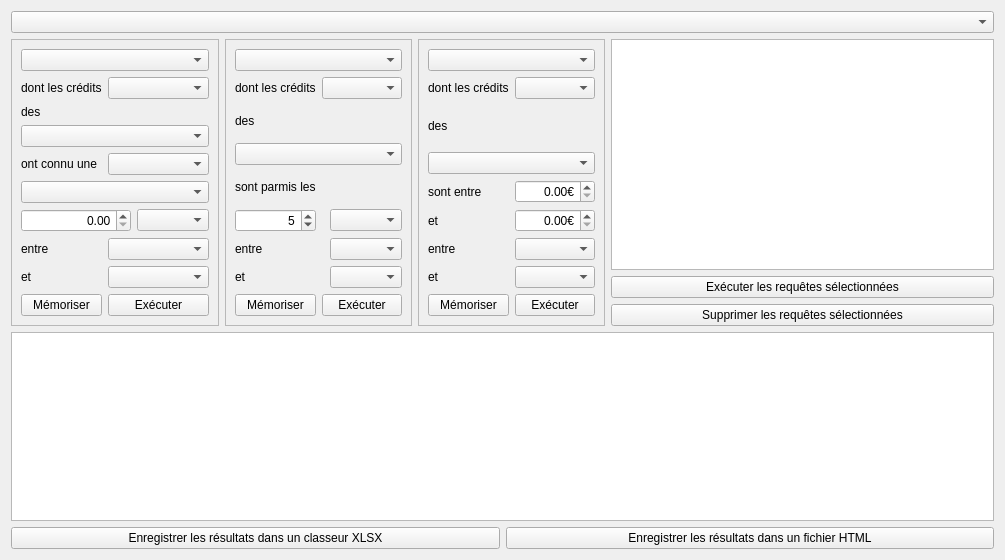
GiPiLab/ProtonClassicSuite, file formqueries.ui: the form before one commit.
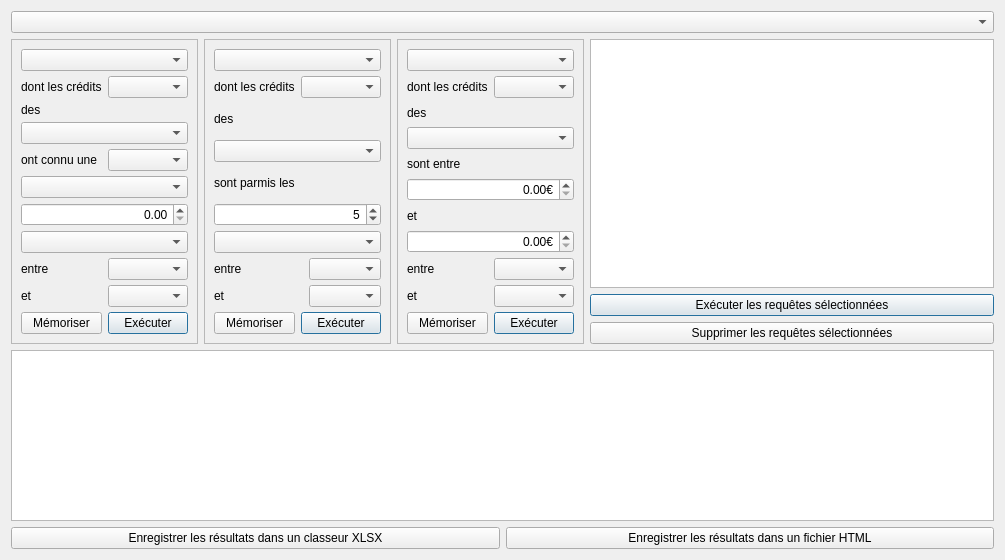
The form after the commit. Icons and pictures are not drawn.

The edit to the form file:
```diff
--- a/formqueries.ui
+++ b/formqueries.ui
@@ -36,6 +36,9 @@
       <enum>QFrame::Raised</enum>
      </property>
      <layout class="QGridLayout" name="gridLayout_3">
+      <property name="verticalSpacing">
+       <number>5</number>
+      </property>
       <item row="2" column="0">
        <widget class="QLabel" name="label_10">
         <property name="text">
@@ -50,14 +53,14 @@
         </property>
        </widget>
       </item>
-      <item row="6" column="0">
+      <item row="7" column="0">
        <widget class="QLabel" name="label_12">
         <property name="text">
          <string>entre</string>
         </property>
        </widget>
       </item>
-      <item row="7" column="0">
+      <item row="8" column="0">
        <widget class="QLabel" name="label_13">
         <property name="text">
          <string>et</string>
@@ -67,40 +70,46 @@
       <item row="3" column="0" colspan="3">
        <widget class="QComboBox" name="comboBoxDFRFDIRI_2"/>
       </item>
-      <item row="7" column="2">
-       <widget class="QComboBox" name="comboBoxYear2_2"/>
-      </item>
-      <item row="1" column="0">
-       <widget class="QLabel" name="label_9">
-        <property name="text">
-         <string>dont les crédits</string>
-        </property>
-       </widget>
-      </item>
-      <item row="8" column="1" colspan="2">
+      <item row="9" column="1" colspan="2">
        <widget class="QPushButton" name="pushButtonExecReqRank">
         <property name="text">
          <string>Exécuter</string>
         </property>
+        <property name="default">
+         <bool>true</bool>
+        </property>
        </widget>
       </item>
-      <item row="8" column="0">
+      <item row="1" column="0">
+       <widget class="QLabel" name="label_9">
+        <property name="text">
+         <string>dont les crédits</string>
+        </property>
+        <property name="buddy">
+         <cstring>comboBoxORED_2</cstring>
+        </property>
+       </widget>
+      </item>
+      <item row="8" column="2">
+       <widget class="QComboBox" name="comboBoxYear2_2"/>
+      </item>
+      <item row="9" column="0">
        <widget class="QPushButton" name="pushButtonSaveReqRank">
         <property name="text">
          <string>Mémoriser</string>
         </property>
        </widget>
       </item>
-      <item row="6" column="2">
+      <item row="7" column="2">
        <widget class="QComboBox" name="comboBoxYear1_2"/>
       </item>
       <item row="0" column="0" colspan="3">
        <widget class="QComboBox" name="comboBoxTypes_2"/>
       </item>
-      <item row="5" column="2">
-       <widget class="QComboBox" name="comboBoxBiggerSmaller"/>
+      <item row="1" column="1" colspan="2">
+       <widget class="QComboBox" name="comboBoxORED_2"/>
       </item>
-      <item row="5" column="0">
+      <item row="5" column="0" colspan="3">
        <widget class="QSpinBox" name="spinBoxNumRank">
         <property name="alignment">
          <set>Qt::AlignRight|Qt::AlignTrailing|Qt::AlignVCenter</set>
@@ -119,8 +128,8 @@
         </property>
        </widget>
       </item>
-      <item row="1" column="1" colspan="2">
-       <widget class="QComboBox" name="comboBoxORED_2"/>
+      <item row="6" column="0" colspan="3">
+       <widget class="QComboBox" name="comboBoxBiggerSmaller"/>
       </item>
      </layout>
     </widget>
@@ -151,6 +160,9 @@
        <property name="text">
         <string>Exécuter les requêtes sélectionnées</string>
        </property>
+       <property name="default">
+        <bool>true</bool>
+       </property>
       </widget>
      </item>
      <item>
@@ -225,6 +237,9 @@
       <enum>QFrame::Raised</enum>
      </property>
      <layout class="QGridLayout" name="gridLayout_4">
+      <property name="verticalSpacing">
+       <number>5</number>
+      </property>
       <item row="1" column="0">
        <widget class="QLabel" name="label_16">
         <property name="text">
@@ -294,28 +309,12 @@
         <property name="text">
          <string>Exécuter</string>
         </property>
-       </widget>
-      </item>
-      <item row="8" column="1">
-       <widget class="QDoubleSpinBox" name="doubleSpinBox_3">
-        <property name="alignment">
-         <set>Qt::AlignRight|Qt::AlignTrailing|Qt::AlignVCenter</set>
-        </property>
-        <property name="accelerated">
+        <property name="default">
          <bool>true</bool>
         </property>
-        <property name="correctionMode">
-         <enum>QAbstractSpinBox::CorrectToNearestValue</enum>
-        </property>
-        <property name="showGroupSeparator" stdset="0">
-         <bool>true</bool>
-        </property>
-        <property name="suffix">
-         <string>€</string>
-        </property>
        </widget>
       </item>
-      <item row="6" column="1">
+      <item row="7" column="0" colspan="2">
        <widget class="QDoubleSpinBox" name="doubleSpinBox_2">
         <property name="alignment">
          <set>Qt::AlignRight|Qt::AlignTrailing|Qt::AlignVCenter</set>
@@ -334,6 +333,25 @@
         </property>
        </widget>
       </item>
+      <item row="9" column="0" colspan="2">
+       <widget class="QDoubleSpinBox" name="doubleSpinBox_3">
+        <property name="alignment">
+         <set>Qt::AlignRight|Qt::AlignTrailing|Qt::AlignVCenter</set>
+        </property>
+        <property name="accelerated">
+         <bool>true</bool>
+        </property>
+        <property name="correctionMode">
+         <enum>QAbstractSpinBox::CorrectToNearestValue</enum>
+        </property>
+        <property name="showGroupSeparator" stdset="0">
+         <bool>true</bool>
+        </property>
+        <property name="suffix">
+         <string>€</string>
+        </property>
+       </widget>
+      </item>
      </layout>
     </widget>
    </item>
@@ -355,14 +373,23 @@
       <enum>QFrame::Raised</enum>
      </property>
      <layout class="QGridLayout" name="gridLayout_2">
+      <property name="verticalSpacing">
+       <number>5</number>
+      </property>
+      <item row="7" column="0" colspan="4">
+       <widget class="QComboBox" name="comboBoxPercentEuro"/>
+      </item>
       <item row="4" column="1" colspan="3">
        <widget class="QComboBox" name="comboBoxAugDim"/>
       </item>
-      <item row="9" column="1" colspan="3">
+      <item row="10" column="1" colspan="3">
        <widget class="QPushButton" name="pushButtonExecReqVariation">
         <property name="text">
          <string>Exécuter</string>
         </property>
+        <property name="default">
+         <bool>true</bool>
+        </property>
        </widget>
       </item>
       <item row="4" column="0">
@@ -372,7 +399,7 @@
         </property>
        </widget>
       </item>
-      <item row="7" column="1" colspan="3">
+      <item row="8" column="1" colspan="3">
        <widget class="QComboBox" name="comboBoxYear1"/>
       </item>
       <item row="1" column="0">
@@ -398,27 +425,24 @@
       <item row="5" column="0" colspan="4">
        <widget class="QComboBox" name="comboBoxOperator"/>
       </item>
-      <item row="8" column="0">
+      <item row="9" column="0">
        <widget class="QLabel" name="label_7">
         <property name="text">
          <string>et</string>
         </property>
        </widget>
       </item>
-      <item row="8" column="1" colspan="3">
+      <item row="9" column="1" colspan="3">
        <widget class="QComboBox" name="comboBoxYear2"/>
       </item>
-      <item row="6" column="2" colspan="2">
-       <widget class="QComboBox" name="comboBoxPercentEuro"/>
-      </item>
-      <item row="7" column="0">
+      <item row="8" column="0">
        <widget class="QLabel" name="label_6">
         <property name="text">
          <string>entre</string>
         </property>
        </widget>
       </item>
-      <item row="9" column="0">
+      <item row="10" column="0">
        <widget class="QPushButton" name="pushButtonSaveReqVariation">
         <property name="text">
          <string>Mémoriser</string>
@@ -428,7 +452,7 @@
       <item row="0" column="0" colspan="4">
        <widget class="QComboBox" name="comboBoxTypes"/>
       </item>
-      <item row="6" column="0" colspan="2">
+      <item row="6" column="0" colspan="4">
        <widget class="QDoubleSpinBox" name="doubleSpinBox">
         <property name="alignment">
          <set>Qt::AlignRight|Qt::AlignTrailing|Qt::AlignVCenter</set>
```
Left out of the diff: 140 changed lines with no effect on the pictures.
